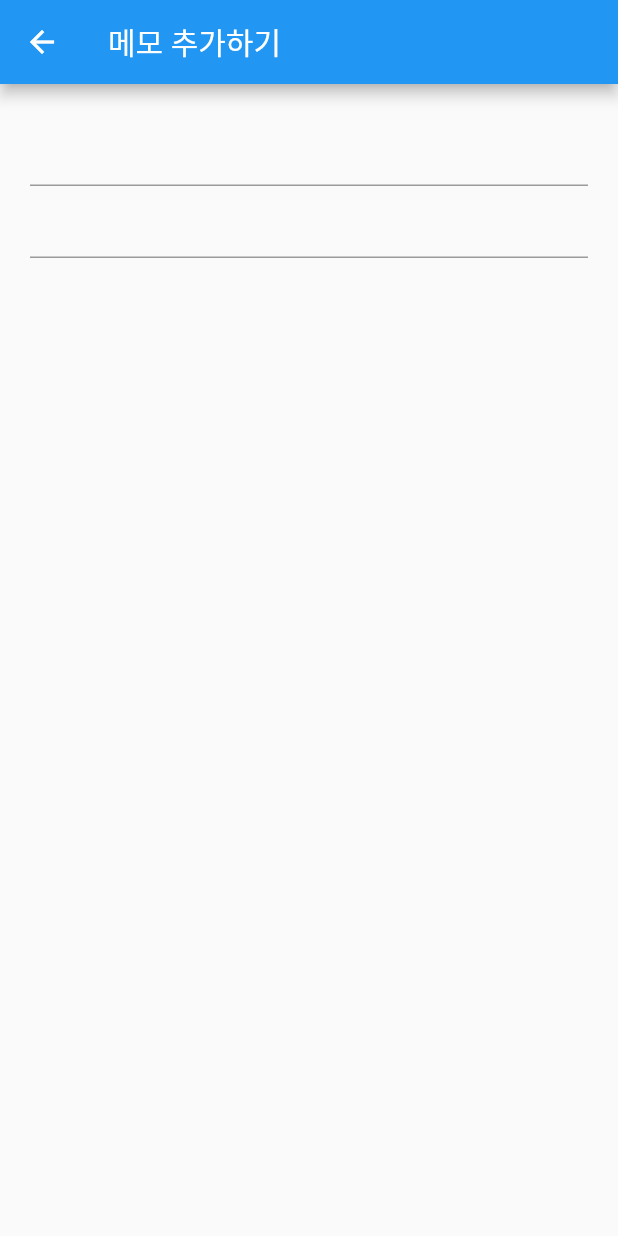
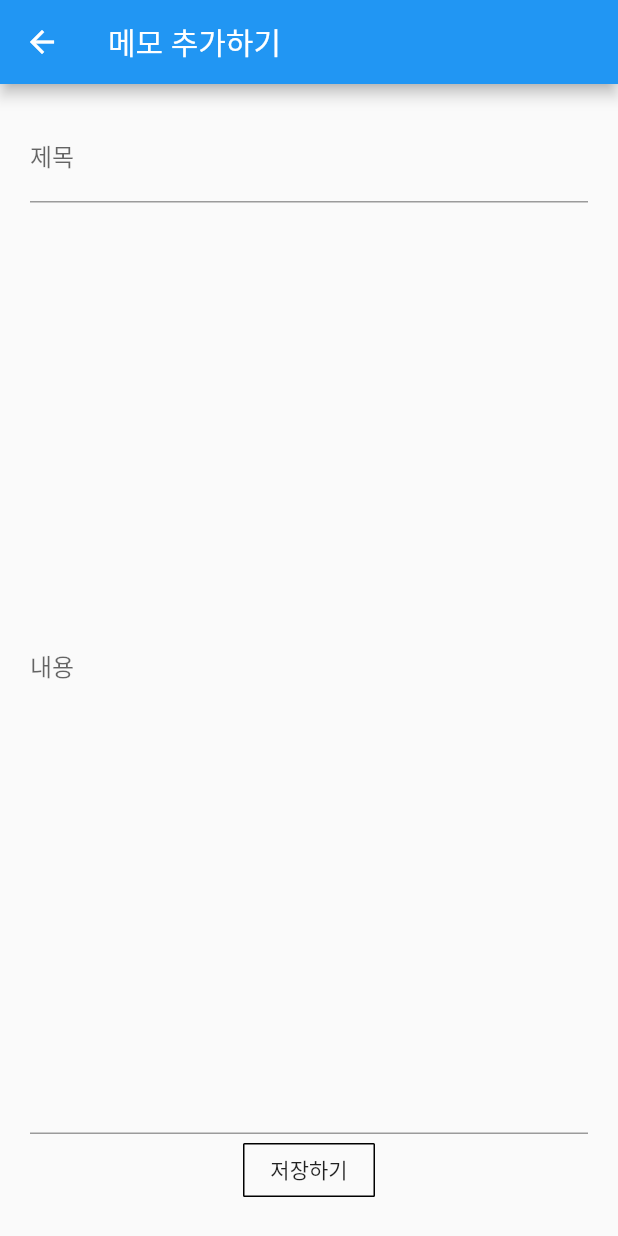
Before and after one commit to Augustkim-dev/study_firebase_dbexample, a Flutter app: the MemoPage screen opened directly, after a tap on the "add" icon, on a phone screen of 412 x 824 dp. Run offline on Flutter 3.47's test engine with Material 2 defaults, Android fonts, the light colour scheme and no system bars; our stand-ins replace firebase_database; accounts and stored records are empty.

Commit message:
firebase 연동

```diff
--- a/lib/main.dart
+++ b/lib/main.dart
@@ -1,3 +1,4 @@
+import 'package:chap_13_01/memoPage.dart';
 import 'package:flutter/material.dart';
 
 void main() {
@@ -24,7 +25,8 @@
         // is not restarted.
         primarySwatch: Colors.blue,
       ),
-      home: const MyHomePage(title: 'Flutter Demo Home Page'),
+      // home: const MyHomePage(title: 'Flutter Demo Home Page'),
+      home: MemoPage(),
     );
   }
 }
--- a/lib/memoAddPage.dart
+++ b/lib/memoAddPage.dart
@@ -36,9 +36,37 @@ class _MemoAddPageState extends State<MemoAddPage> {
         child: Center(
           child: Column(
             children: [
-              TextField(),
-              Expanded(child: TextField()),
-              MaterialButton(onPressed: () {}),
+              TextField(
+                controller: titleController,
+                decoration: InputDecoration(
+                    labelText: '제목', fillColor: Colors.blueAccent),
+              ),
+              Expanded(
+                  child: TextField(
+                controller: contentController,
+                keyboardType: TextInputType.multiline,
+                maxLines: 100,
+                decoration: InputDecoration(labelText: '내용'),
+              )),
+              MaterialButton(
+                onPressed: () {
+                  widget.reference
+                      .push()
+                      .set(Memo(
+                              titleController!.value.text,
+                              contentController!.value.text,
+                              DateTime.now().toIso8601String())
+                          .toJson())
+                      .then(
+                    (_) {
+                      Navigator.of(context).pop();
+                    },
+                  );
+                },
+                child: Text('저장하기'),
+                shape:
+                    OutlineInputBorder(borderRadius: BorderRadius.circular(1)),
+              ),
             ],
           ),
         ),
```
Also changed, not shown: 3 other files.
